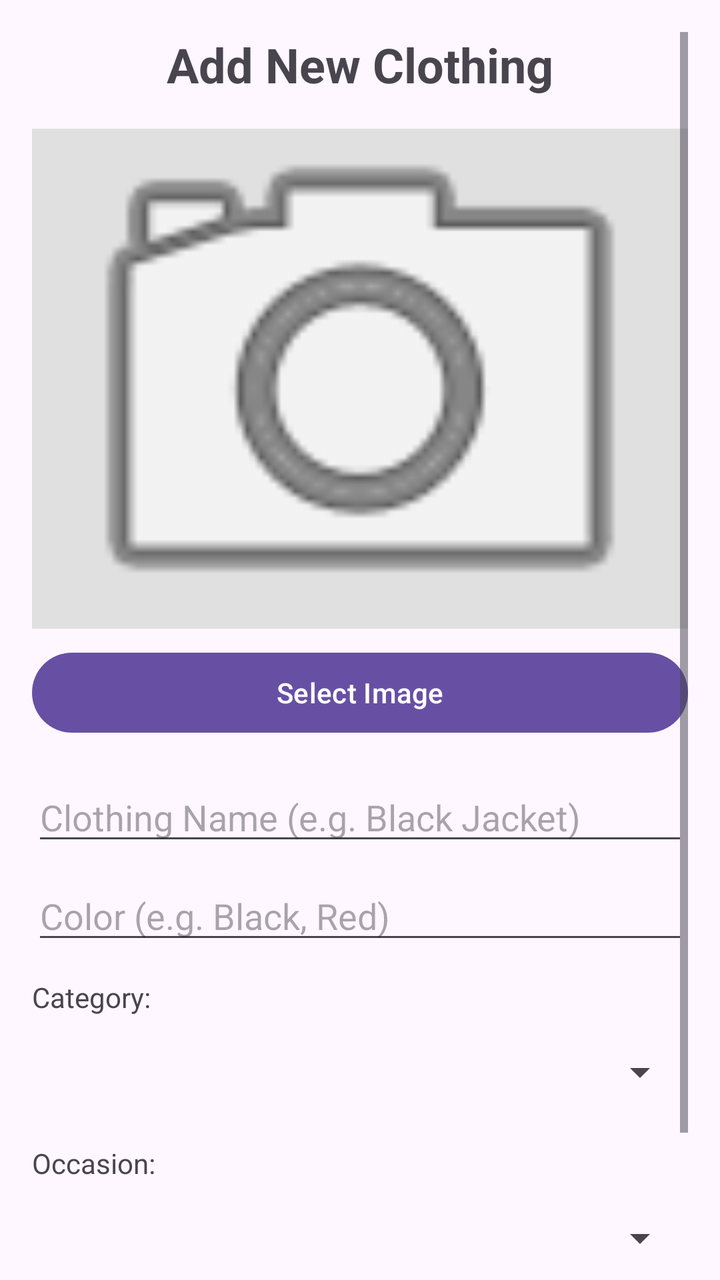
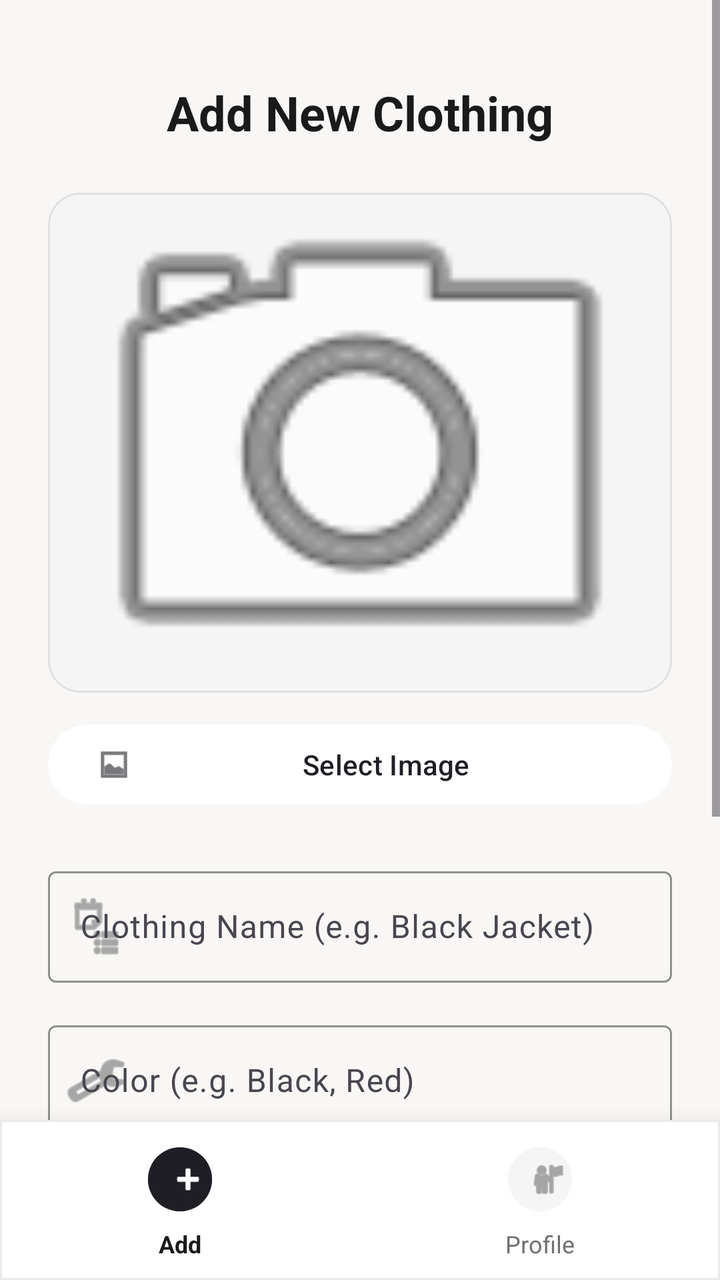

An Android layout rendered at two revisions. The XML below is the earlier revision; the diff shows what the commit changed to produce the second picture.
<!-- AndroidManifest.xml: application theme Theme.Vestiaire -->
<!-- res/layout/activity_add_clothing.xml -->
<?xml version="1.0" encoding="utf-8"?>
<ScrollView xmlns:android="http://schemas.android.com/apk/res/android"
    android:layout_width="match_parent"
    android:layout_height="match_parent"
    android:padding="16dp">

    <LinearLayout
        android:layout_width="match_parent"
        android:layout_height="wrap_content"
        android:orientation="vertical">

        <TextView
            android:layout_width="match_parent"
            android:layout_height="wrap_content"
            android:layout_marginBottom="16dp"
            android:text="Add New Clothing"
            android:textAlignment="center"
            android:textSize="24sp"
            android:textStyle="bold" />

        <ImageView
            android:id="@+id/ivPreview"
            android:layout_width="match_parent"
            android:layout_height="250dp"
            android:background="#E0E0E0"
            android:scaleType="centerCrop"
            android:src="@android:drawable/ic_menu_camera" />

        <Button
            android:id="@+id/btnSelectImage"
            android:layout_width="match_parent"
            android:layout_height="wrap_content"
            android:layout_marginTop="8dp"
            android:text="Select Image" />

        <EditText
            android:id="@+id/etName"
            android:layout_width="match_parent"
            android:layout_height="wrap_content"
            android:layout_marginTop="16dp"
            android:hint="Clothing Name (e.g. Black Jacket)"
            android:inputType="text" />

        <EditText
            android:id="@+id/etColor"
            android:layout_width="match_parent"
            android:layout_height="wrap_content"
            android:layout_marginTop="8dp"
            android:hint="Color (e.g. Black, Red)"
            android:inputType="text" />

        <TextView
            android:layout_width="wrap_content"
            android:layout_height="wrap_content"
            android:layout_marginTop="12dp"
            android:text="Category:" />

        <Spinner
            android:id="@+id/spinnerCategory"
            android:layout_width="match_parent"
            android:layout_height="48dp"
            android:layout_marginTop="4dp" />

        <TextView
            android:layout_width="wrap_content"
            android:layout_height="wrap_content"
            android:layout_marginTop="12dp"
            android:text="Occasion:" />

        <Spinner
            android:id="@+id/spinnerOccasion"
            android:layout_width="match_parent"
            android:layout_height="48dp"
            android:layout_marginTop="4dp" />

        <ProgressBar
            android:id="@+id/progressBar"
            android:layout_width="wrap_content"
            android:layout_height="wrap_content"
            android:layout_gravity="center"
            android:layout_marginTop="16dp"
            android:visibility="gone" />

        <Button
            android:id="@+id/btnSave"
            android:layout_width="match_parent"
            android:layout_height="wrap_content"
            android:layout_marginTop="16dp"
            android:text="Save Clothing" />

    </LinearLayout>
</ScrollView>
<!-- resources referenced by this layout -->
<resources>
  <style name="Theme.Vestiaire" parent="Base.Theme.Vestiaire" />
  <style name="Base.Theme.Vestiaire" parent="Theme.Material3.DayNight.NoActionBar">
          
          
      </style>
</resources>

<!-- the commit's change to res/layout/activity_add_clothing.xml (unified diff, before → after) -->
@@ -1,92 +1,261 @@
 <?xml version="1.0" encoding="utf-8"?>
-<ScrollView xmlns:android="http://schemas.android.com/apk/res/android"
+<androidx.coordinatorlayout.widget.CoordinatorLayout
+    xmlns:android="http://schemas.android.com/apk/res/android"
+    xmlns:app="http://schemas.android.com/apk/res-auto"
     android:layout_width="match_parent"
     android:layout_height="match_parent"
-    android:padding="16dp">
+    android:background="@color/vestiaire_background">
+
+    
+    <ScrollView
+        android:layout_width="match_parent"
+        android:layout_height="match_parent"
+        android:clipToPadding="false"
+        android:paddingBottom="90dp"> 
+
+        <LinearLayout
+            android:layout_width="match_parent"
+            android:layout_height="wrap_content"
+            android:orientation="vertical"
+            android:padding="24dp">
+
+            
+            <TextView
+                android:layout_width="match_parent"
+                android:layout_height="wrap_content"
+                android:layout_marginTop="16dp"
+                android:layout_marginBottom="24dp"
+                android:text="Add New Clothing"
+                android:textAlignment="center"
+                android:textSize="24sp"
+                android:textStyle="bold"
+                android:textColor="@color/vestiaire_text" />
+
+            
+            <com.google.android.material.card.MaterialCardView
+                android:layout_width="match_parent"
+                android:layout_height="250dp"
+                app:cardCornerRadius="16dp"
+                app:cardElevation="0dp"
+                app:strokeWidth="1dp"
+                app:strokeColor="#E0E0E0"
+                app:cardBackgroundColor="@color/vestiaire_surface">
+
+                <ImageView
+                    android:id="@+id/ivPreview"
+                    android:layout_width="match_parent"
+                    android:layout_height="match_parent"
+                    android:background="#F5F5F5"
+                    android:scaleType="centerCrop"
+                    android:src="@android:drawable/ic_menu_camera" />
+            </com.google.android.material.card.MaterialCardView>
+
+            
+            <Button
+                android:id="@+id/btnSelectImage"
+                style="@style/Widget.Material3.Button.TonalButton"
+                android:layout_width="match_parent"
+                android:layout_height="48dp"
+                android:layout_marginTop="12dp"
+                android:text="Select Image"
+                android:textColor="@color/vestiaire_primary"
+                app:iconTint="@color/vestiaire_primary"
+                app:backgroundTint="@color/vestiaire_surface"
+                app:icon="@android:drawable/ic_menu_gallery" />
+
+            
+            <com.google.android.material.textfield.TextInputLayout
+                style="@style/Widget.Material3.TextInputLayout.OutlinedBox"
+                android:layout_width="match_parent"
+                android:layout_height="wrap_content"
+                android:layout_marginTop="24dp"
+                android:hint="Clothing Name (e.g. Black Jacket)"
+                app:startIconDrawable="@android:drawable/ic_menu_agenda"
+                app:startIconTint="@color/vestiaire_subtext"
+                app:hintTextColor="@color/vestiaire_primary"
+                app:boxStrokeColor="@color/vestiaire_primary">
+
+                <com.google.android.material.textfield.TextInputEditText
+                    android:id="@+id/etName"
+                    android:layout_width="match_parent"
+                    android:layout_height="wrap_content"
+                    android:textColor="@color/vestiaire_text"
+                    android:textColorHint="@color/vestiaire_subtext"
+                    android:inputType="text" />
+            </com.google.android.material.textfield.TextInputLayout>
+
+            
+            <com.google.android.material.textfield.TextInputLayout
+                style="@style/Widget.Material3.TextInputLayout.OutlinedBox"
+                android:layout_width="match_parent"
+                android:layout_height="wrap_content"
+                android:layout_marginTop="16dp"
+                android:hint="Color (e.g. Black, Red)"
+                app:startIconDrawable="@android:drawable/ic_menu_manage"
+                app:startIconTint="@color/vestiaire_subtext"
+                app:hintTextColor="@color/vestiaire_primary"
+                app:boxStrokeColor="@color/vestiaire_primary">
+
+                <com.google.android.material.textfield.TextInputEditText
+                    android:id="@+id/etColor"
+                    android:layout_width="match_parent"
+                    android:layout_height="wrap_content"
+                    android:textColor="@color/vestiaire_text"
+                    android:textColorHint="@color/vestiaire_subtext"
+                    android:inputType="text" />
+            </com.google.android.material.textfield.TextInputLayout>
+
+            
+            <TextView
+                android:layout_width="wrap_content"
+                android:layout_height="wrap_content"
+                android:layout_marginTop="20dp"
+                android:text="Category"
+                android:textColor="@color/vestiaire_subtext"
+                android:textSize="14sp"
+                android:textStyle="bold" />
+
+            <Spinner
+                android:id="@+id/spinnerCategory"
+                android:layout_width="match_parent"
+                android:layout_height="48dp"
+                android:layout_marginTop="6dp"
+                android:background="@android:drawable/btn_dropdown" />
+
+            
+            <TextView
+                android:layout_width="wrap_content"
+                android:layout_height="wrap_content"
+                android:layout_marginTop="16dp"
+                android:text="Occasion"
+                android:textColor="@color/vestiaire_subtext"
+                android:textSize="14sp"
+                android:textStyle="bold" />
+
+            <Spinner
+                android:id="@+id/spinnerOccasion"
+                android:layout_width="match_parent"
+                android:layout_height="48dp"
+                android:layout_marginTop="6dp"
+                android:background="@android:drawable/btn_dropdown" />
+
+            
+            <ProgressBar
+                android:id="@+id/progressBar"
+                android:layout_width="wrap_content"
+                android:layout_height="wrap_content"
+                android:layout_gravity="center"
+                android:layout_marginTop="24dp"
+                android:indeterminateTint="@color/vestiaire_secondary"
+                android:visibility="gone" />
+
+            
+            <Button
+                android:id="@+id/btnSave"
+                android:layout_width="match_parent"
+                android:layout_height="56dp"
+                android:layout_marginTop="32dp"
+                android:text="Save Clothing"
+                android:textSize="16sp"
+                android:textStyle="bold"
+                android:backgroundTint="@color/vestiaire_primary"
+                android:textColor="@color/vestiaire_surface" />
+
+        </LinearLayout>
+    </ScrollView>
+
+    <include
+        layout="@layout/layout_bottom_nav"
+        android:layout_width="match_parent"
+        android:layout_height="80dp"
+        android:layout_gravity="bottom" />
+
+</androidx.coordinatorlayout.widget.CoordinatorLayout>
+<!-- res/layout/layout_bottom_nav.xml (included above) -->
+<?xml version="1.0" encoding="utf-8"?>
+<com.google.android.material.card.MaterialCardView
+    xmlns:android="http://schemas.android.com/apk/res/android"
+    xmlns:app="http://schemas.android.com/apk/res-auto"
+    android:id="@+id/bottomBarContainer"
+    android:layout_width="match_parent"
+    android:layout_height="80dp"
+    android:layout_gravity="bottom"
+    app:cardBackgroundColor="@color/vestiaire_surface"
+    app:cardElevation="16dp"
+    app:cardCornerRadius="0dp"
+    app:strokeWidth="1dp"
+    app:strokeColor="#EAEAEA">
 
     <LinearLayout
         android:layout_width="match_parent"
-        android:layout_height="wrap_content"
-        android:orientation="vertical">
-
-        <TextView
-            android:layout_width="match_parent"
-            android:layout_height="wrap_content"
-            android:layout_marginBottom="16dp"
-            android:text="Add New Clothing"
-            android:textAlignment="center"
-            android:textSize="24sp"
-            android:textStyle="bold" />
-
-        <ImageView
-            android:id="@+id/ivPreview"
-            android:layout_width="match_parent"
-            android:layout_height="250dp"
-            android:background="#E0E0E0"
-            android:scaleType="centerCrop"
-            android:src="@android:drawable/ic_menu_camera" />
-
-        <Button
-            android:id="@+id/btnSelectImage"
-            android:layout_width="match_parent"
-            android:layout_height="wrap_content"
-            android:layout_marginTop="8dp"
-            android:text="Select Image" />
-
-        <EditText
-            android:id="@+id/etName"
-            android:layout_width="match_parent"
-            android:layout_height="wrap_content"
-            android:layout_marginTop="16dp"
-            android:hint="Clothing Name (e.g. Black Jacket)"
-            android:inputType="text" />
-
-        <EditText
-            android:id="@+id/etColor"
-            android:layout_width="match_parent"
-            android:layout_height="wrap_content"
-            android:layout_marginTop="8dp"
-            android:hint="Color (e.g. Black, Red)"
-            android:inputType="text" />
-
-        <TextView
-            android:layout_width="wrap_content"
-            android:layout_height="wrap_content"
-            android:layout_marginTop="12dp"
-            android:text="Category:" />
-
-        <Spinner
-            android:id="@+id/spinnerCategory"
-            android:layout_width="match_parent"
-            android:layout_height="48dp"
-            android:layout_marginTop="4dp" />
-
-        <TextView
-            android:layout_width="wrap_content"
-            android:layout_height="wrap_content"
-            android:layout_marginTop="12dp"
-            android:text="Occasion:" />
-
-        <Spinner
-            android:id="@+id/spinnerOccasion"
-            android:layout_width="match_parent"
-            android:layout_height="48dp"
-            android:layout_marginTop="4dp" />
-
-        <ProgressBar
-            android:id="@+id/progressBar"
-            android:layout_width="wrap_content"
-            android:layout_height="wrap_content"
-            android:layout_gravity="center"
-            android:layout_marginTop="16dp"
-            android:visibility="gone" />
-
-        <Button
-            android:id="@+id/btnSave"
-            android:layout_width="match_parent"
-            android:layout_height="wrap_content"
-            android:layout_marginTop="16dp"
-            android:text="Save Clothing" />
+        android:layout_height="match_parent"
+        android:orientation="horizontal"
+        android:baselineAligned="false">
+
+        
+        <LinearLayout
+            android:id="@+id/layoutMenuAdd"
+            android:layout_width="0dp"
+            android:layout_height="match_parent"
+            android:layout_weight="1"
+            android:orientation="vertical"
+            android:gravity="center"
+            android:clickable="true"
+            android:focusable="true">
+
+            <com.google.android.material.button.MaterialButton
+                android:id="@+id/fabAdd"
+                style="@style/Widget.Material3.Button.IconButton.Filled"
+                android:layout_width="40dp"
+                android:layout_height="40dp"
+                android:clickable="false"
+                android:contentDescription="Add Clothing"
+                app:icon="@android:drawable/ic_input_add"
+                app:iconTint="@color/vestiaire_surface"
+                app:backgroundTint="@color/vestiaire_primary" />
+
+            <TextView
+                android:id="@+id/tvAddLabel"
+                android:layout_width="wrap_content"
+                android:layout_height="wrap_content"
+                android:layout_marginTop="4dp"
+                android:text="Add"
+                android:textSize="12sp"
+                android:textStyle="bold"
+                android:textColor="@color/vestiaire_text" />
+        </LinearLayout>
+
+        
+        <LinearLayout
+            android:id="@+id/layoutMenuProfile"
+            android:layout_width="0dp"
+            android:layout_height="match_parent"
+            android:layout_weight="1"
+            android:orientation="vertical"
+            android:gravity="center"
+            android:clickable="true"
+            android:focusable="true">
+
+            <com.google.android.material.button.MaterialButton
+                android:id="@+id/btnProfile"
+                style="@style/Widget.Material3.Button.IconButton.Filled.Tonal"
+                android:layout_width="40dp"
+                android:layout_height="40dp"
+                android:clickable="false"
+                android:contentDescription="Profile"
+                app:icon="@android:drawable/ic_menu_myplaces"
+                app:iconTint="@color/vestiaire_subtext"
+                app:backgroundTint="#F5F5F5" />
+
+            <TextView
+                android:id="@+id/tvProfileLabel"
+                android:layout_width="wrap_content"
+                android:layout_height="wrap_content"
+                android:layout_marginTop="4dp"
+                android:text="Profile"
+                android:textSize="12sp"
+                android:textColor="@color/vestiaire_subtext" />
+        </LinearLayout>
 
     </LinearLayout>
-</ScrollView>
+</com.google.android.material.card.MaterialCardView>
<!-- resource entries referenced after the edit -->
@@ -1,5 +1,11 @@
 <!-- resources referenced by this layout -->
 <resources>
+  <color name="vestiaire_background">#F8F7F5</color>
+  <color name="vestiaire_primary">#1E1E24</color>
+  <color name="vestiaire_secondary">#7D9D7C</color>
+  <color name="vestiaire_subtext">#707070</color>
+  <color name="vestiaire_surface">#FFFFFF</color>
+  <color name="vestiaire_text">#1A1A1A</color>
   <style name="Theme.Vestiaire" parent="Base.Theme.Vestiaire" />
   <style name="Base.Theme.Vestiaire" parent="Theme.Material3.DayNight.NoActionBar">
           
